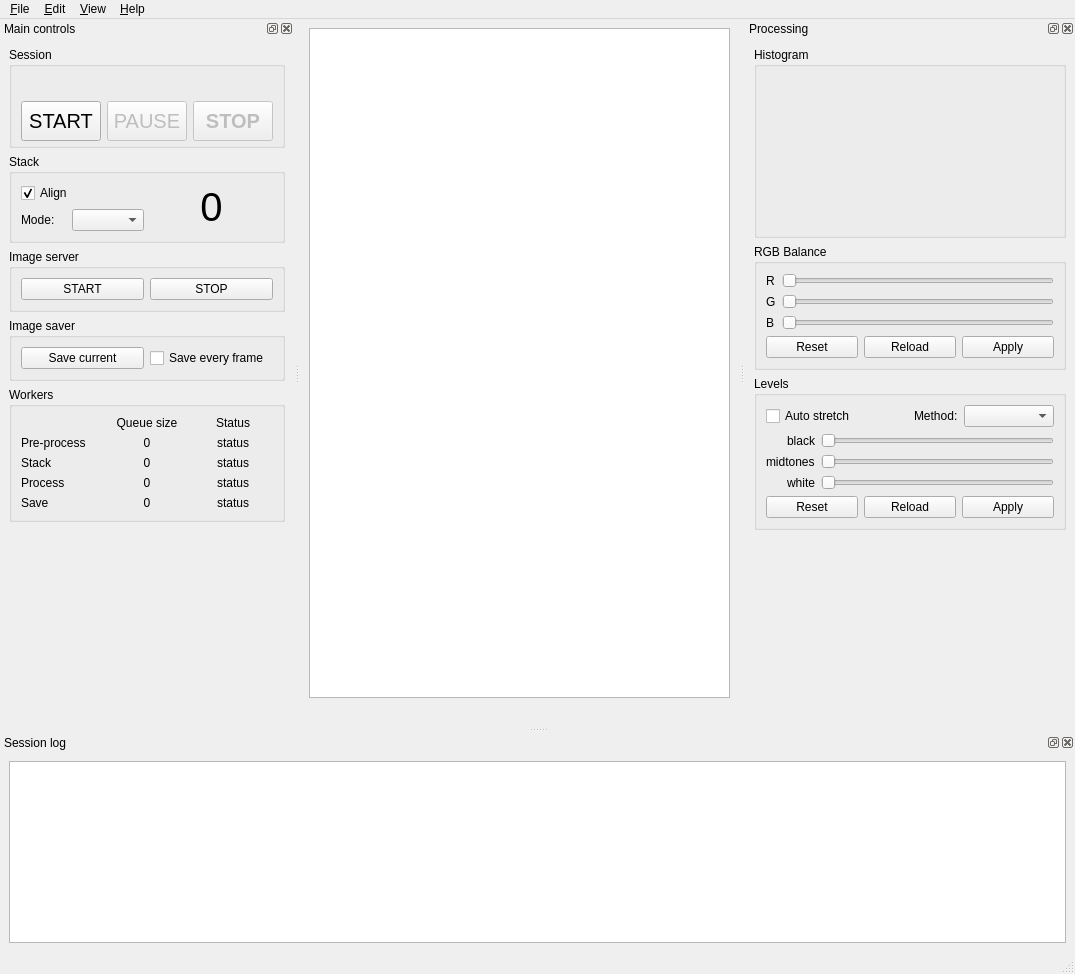
The window that src/als/ui/als_ui.ui (gehelem/als) describes before a commit, drawn with Qt 5.
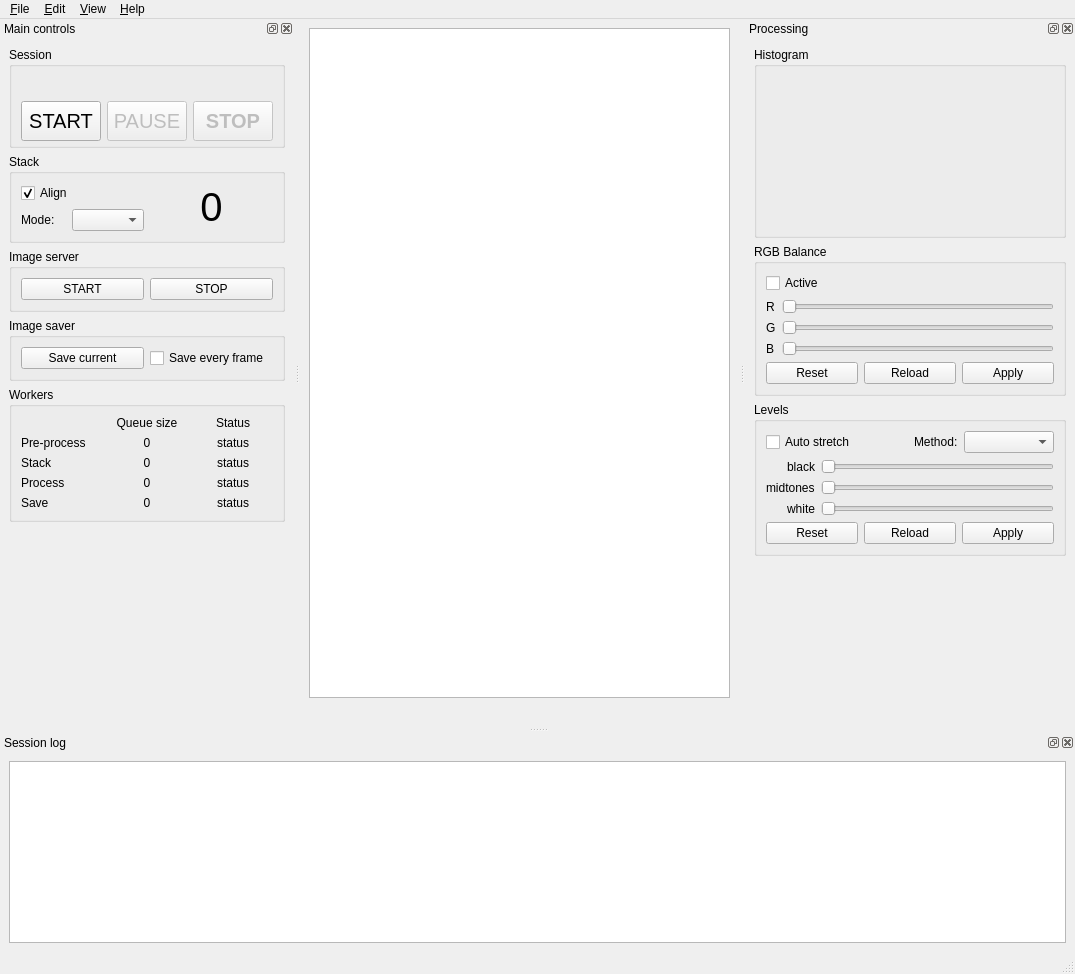
The same window after the commit. Custom widgets are drawn as their Qt base class.

Commit message: Add 'active' switch to Color balance processing

Diff of the .ui file:
```diff
--- a/src/als/ui/als_ui.ui
+++ b/src/als/ui/als_ui.ui
@@ -691,6 +691,16 @@
         <string>RGB Balance</string>
        </property>
        <layout class="QVBoxLayout" name="verticalLayout_6">
+        <item>
+         <widget class="QCheckBox" name="chk_rgb_active">
+          <property name="text">
+           <string>Active</string>
+          </property>
+          <property name="checked">
+           <bool>false</bool>
+          </property>
+         </widget>
+        </item>
         <item>
          <layout class="QGridLayout" name="gridLayout_2">
           <item row="0" column="0">
```
Left out of the diff: 8 changed lines with no effect on the pictures. The commit also changes 2 other files.
